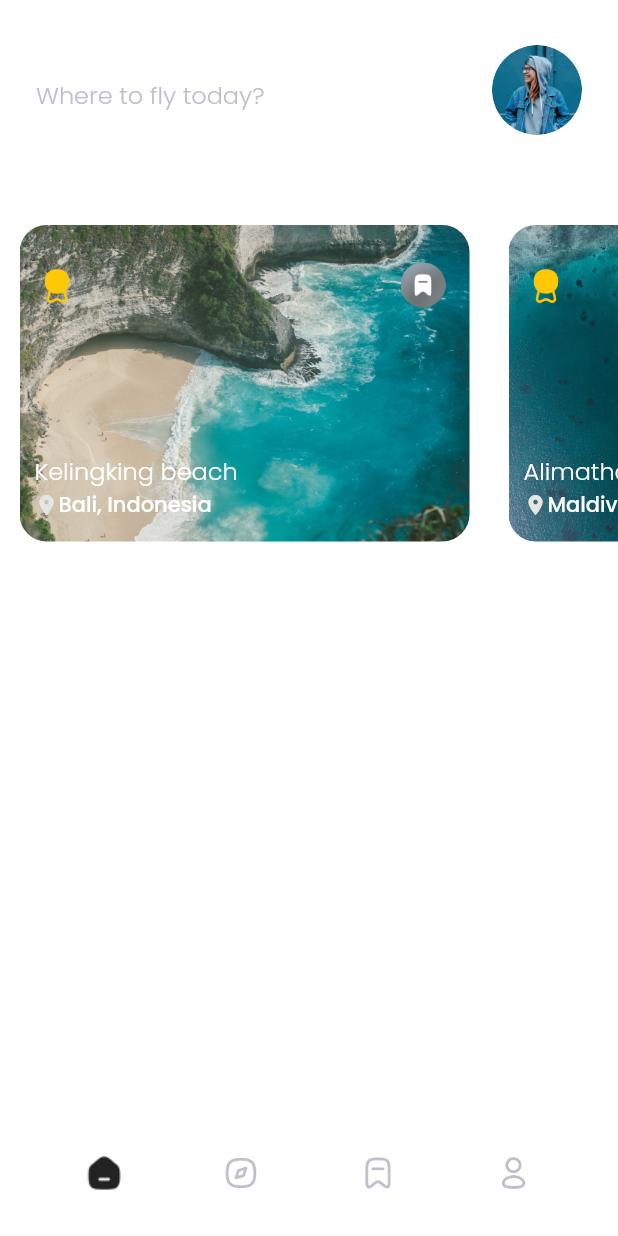
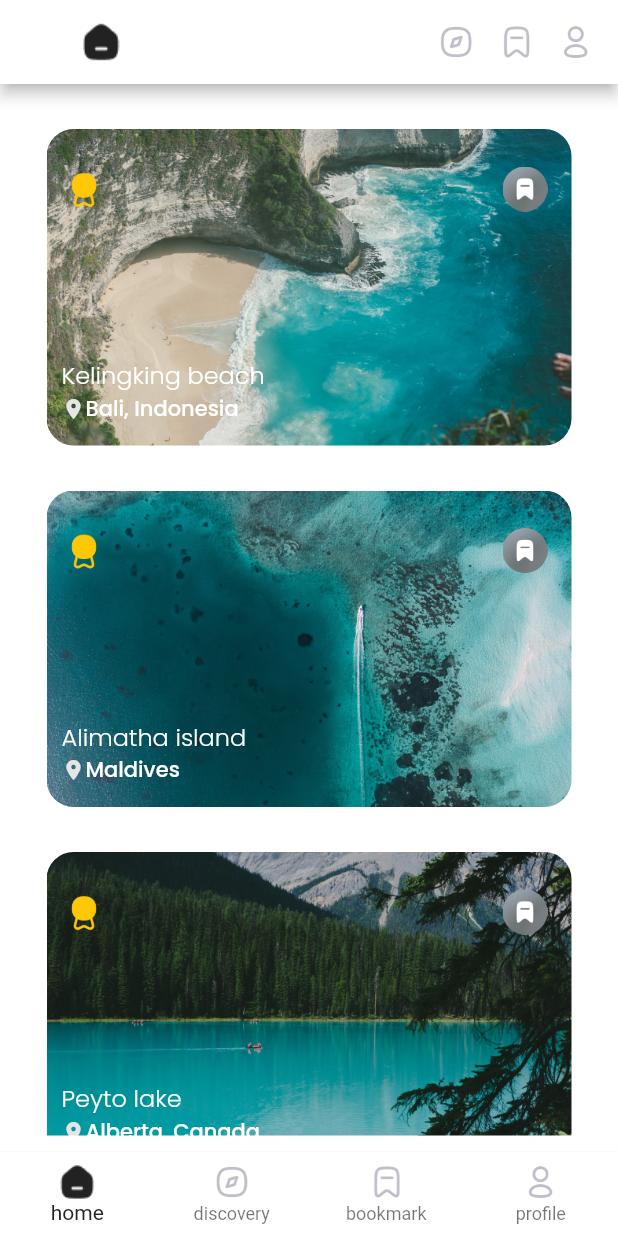
Before and after one commit to indrasz/travely_app, a Flutter app: the screen it shows after launch, on a phone screen of 412 x 824 dp. Run offline on Flutter 3.47's test engine with Material 2 defaults, Android fonts, the phone set to English and light mode, and no system bars; our stand-ins replace google_fonts.

Commit message:
Update UI

```diff
--- a/lib/main.dart
+++ b/lib/main.dart
@@ -1,6 +1,5 @@
 import 'package:flutter/material.dart';
 import 'package:travely_app/views/home_page.dart';
-import 'package:travely_app/views/main_page.dart';
 
 void main() => runApp(MyApp());
 
@@ -11,8 +10,7 @@ class MyApp extends StatelessWidget {
   Widget build(BuildContext context) {
     return MaterialApp(
       debugShowCheckedModeBanner: false,
-      theme: ThemeData(),
-      home: MainPage(),
+      home: HomePage(),
     );
   }
 }
--- a/lib/model/travel_package.dart
+++ b/lib/model/travel_package.dart
@@ -29,7 +29,7 @@ var travelPackageList = [
       duration: 3,
       temperature: 28,
       rating: 4.8,
-      imageUrl: 'assets/image1'),
+      imageUrl: 'assets/image1.png'),
   TravelPackage(
       name: 'Alimatha island',
       location: 'Maldives',
@@ -39,7 +39,7 @@ var travelPackageList = [
       duration: 3,
       temperature: 28,
       rating: 4.8,
-      imageUrl: 'assets/image2'),
+      imageUrl: 'assets/image2.png'),
   TravelPackage(
       name: 'Peyto lake',
       location: 'Alberta, Canada',
@@ -49,5 +49,27 @@ var travelPackageList = [
       duration: 3,
       temperature: 28,
       rating: 4.8,
-      imageUrl: 'assets/image2'),
+      imageUrl: 'assets/image3.png'),
+
+       TravelPackage(
+      name: 'Peyto lake',
+      location: 'Alberta, Canada',
+      description:
+          'Kelingking Beach is one of the most famous spot of Bali. Major travel sites use its photo to advertise Bali and even sometimes Indonesia.The place is indeed very spectacular and really amazing. The rock of Kelingking Beach looks a little like the backbone of a dinosaur that would drink in the sea.',
+      price: 260,
+      duration: 3,
+      temperature: 28,
+      rating: 4.8,
+      imageUrl: 'assets/image1.png'),
+
+      TravelPackage(
+      name: 'Peyto lake',
+      location: 'Alberta, Canada',
+      description:
+          'Kelingking Beach is one of the most famous spot of Bali. Major travel sites use its photo to advertise Bali and even sometimes Indonesia.The place is indeed very spectacular and really amazing. The rock of Kelingking Beach looks a little like the backbone of a dinosaur that would drink in the sea.',
+      price: 260,
+      duration: 3,
+      temperature: 28,
+      rating: 4.8,
+      imageUrl: 'assets/image2.png'),
 ];
--- a/lib/shared/themes.dart
+++ b/lib/shared/themes.dart
@@ -1,7 +1,7 @@
 import 'package:flutter/material.dart';
 import 'package:google_fonts/google_fonts.dart';
 
-double defaultMargin = 24.0;
+double defaultMargin = 18.0;
 double defaultRadius = 17.0;
 
 const Color primaryGreyColor = Color(0xfffBEBFCA);
--- a/lib/utils/bottom_navigation.dart
+++ /dev/null
@@ -1,31 +0,0 @@
-import 'package:flutter/material.dart';
-import 'package:travely_app/shared/themes.dart';
-
-class BottomNavigation extends StatelessWidget {
-
-  final String imageUrl;
-  final bool isSelected;
-
-  const BottomNavigation({
-
-    Key? key,
-    required this.imageUrl,
-    this.isSelected = false,
-
-  }) : super(key: key);
-
-  @override
-  Widget build(BuildContext context) {
-    return Column(
-      mainAxisAlignment: MainAxisAlignment.spaceBetween,
-      children: [
-        SizedBox(),
-        Image.asset(
-          imageUrl,
-          width: 24,
-          height: 24,
-        ),
-      ],
-    );
-  }
-}
--- a/lib/utils/destination_award_card.dart
+++ b/lib/utils/destination_award_card.dart
@@ -20,27 +20,13 @@ class DestinationAwardCard extends StatelessWidget {
   @override
   Widget build(BuildContext context) {
     return Container(
-      child: GestureDetector(
-        onTap: () {
-          Navigator.push(
-            context,
-            MaterialPageRoute(
-              builder: (context) => DetailPage(
-                name: name,
-                city: city,
-                imageUrl: imageUrl,
-                rating: rating,
-              ),
-            )
-          );
-        },
       child: Container(
         margin: EdgeInsets.only(
           top: 30,
-            left: 13,
-            right: 13
+          left: defaultMargin,
+          right: defaultMargin,
         ),
-          width: 300,
+        width: 350,
         height: 211,
         padding: EdgeInsets.all(10),
         decoration: BoxDecoration(
@@ -120,7 +106,6 @@ class DestinationAwardCard extends StatelessWidget {
           ],
         ),
       ),
-      ),
     );
   }
 }
--- a/lib/views/detail_page.dart
+++ b/lib/views/detail_page.dart
@@ -4,23 +4,15 @@ import 'package:travely_app/shared/themes.dart';
 
 class DetailPage extends StatelessWidget {
 
-  final String name;
-  final String city;
-  final String imageUrl;
-  final double rating;
+  final TravelPackage travelPackage;
 
   const DetailPage({
-    required this.name,
-    required this.city,
-    required this.imageUrl,
-    this.rating = 0.0,
+    required this.travelPackage,
     Key? key,
-    // required this.place
   }) : super(key: key);
 
   @override
   Widget build(BuildContext context) {
-
     Widget backgroundImage() {
       return Container(
         width: double.infinity,
@@ -29,7 +21,7 @@ class DetailPage extends StatelessWidget {
           image: DecorationImage(
             fit: BoxFit.cover,
             image: AssetImage(
-              imageUrl,
+              travelPackage.imageUrl,
             ),
           ),
         ),
@@ -88,7 +80,7 @@ class DetailPage extends StatelessWidget {
                       crossAxisAlignment: CrossAxisAlignment.start,
                       children: [
                         Text(
-                          name,
+                          travelPackage.name,
                           style: whiteTextStyle.copyWith(
                             fontSize: 24,
                             fontWeight: semiBold,
@@ -96,7 +88,7 @@ class DetailPage extends StatelessWidget {
                           overflow: TextOverflow.ellipsis,
                         ),
                         Text(
-                          city,
+                          travelPackage.location,
                           style: whiteTextStyle.copyWith(
                             fontSize: 16,
                             fontWeight: light,
@@ -122,7 +114,7 @@ class DetailPage extends StatelessWidget {
                         ),
                       ),
                       Text(
-                        rating.toString(),
+                        travelPackage.rating.toString(),
                         style: whiteTextStyle.copyWith(
                           fontWeight: medium,
                         ),
@@ -300,5 +292,4 @@ class DetailPage extends StatelessWidget {
       ),
     );
   }
-
 }
--- a/lib/views/home_page.dart
+++ b/lib/views/home_page.dart
@@ -9,40 +9,56 @@ class HomePage extends StatelessWidget {
 
   @override
   Widget build(BuildContext context) {
-    Widget header() {
-      return Container(
-        margin: EdgeInsets.only(
-          left: defaultMargin,
-          right: defaultMargin,
-          top: 30,
-        ),
-        child: Row(
+    PreferredSizeWidget appBar() {
+      return AppBar(
+        backgroundColor: whiteColor,
+        centerTitle: false,
+        title: Row(
           children: [
-            Expanded(
-              child: Column(
-                crossAxisAlignment: CrossAxisAlignment.start,
-                children: [
-                  SizedBox(
-                    height: 6,
+            Container(
+              width: 103,
+              height: 29,
+              decoration: BoxDecoration(
+                image: DecorationImage(
+                  image: AssetImage(
+                    'assets/icon_home_active.png',
                   ),
-                  Text(
-                    'Where to fly today?',
-                    style: greyTextStyle.copyWith(
-                      fontSize: 16,
-                      fontWeight: light,
-                    ),
+                ),
+              ),
+            ),
+            Spacer(),
+            Container(
+              width: 24,
+              height: 24,
+              margin: EdgeInsets.only(left: 16),
+              decoration: BoxDecoration(
+                image: DecorationImage(
+                  image: AssetImage(
+                    'assets/icon_discovery.png',
                   ),
-                ],
+                ),
               ),
             ),
             Container(
-              width: 60,
-              height: 60,
+              width: 24,
+              height: 24,
+              margin: EdgeInsets.only(left: 16),
               decoration: BoxDecoration(
-                shape: BoxShape.circle,
                 image: DecorationImage(
                   image: AssetImage(
-                    'assets/user_icon.png',
+                    'assets/icon_bookmark.png',
+                  ),
+                ),
+              ),
+            ),
+            Container(
+              width: 24,
+              height: 24,
+              margin: EdgeInsets.only(left: 16),
+              decoration: BoxDecoration(
+                image: DecorationImage(
+                  image: AssetImage(
+                    'assets/icon_user.png',
                   ),
                 ),
               ),
@@ -52,30 +68,109 @@ class HomePage extends StatelessWidget {
       );
     }
 
-    Widget bonusCard() {
+    Widget body(BuildContext context) {
+      return ListView.builder(itemBuilder: (context, index) {
+        final TravelPackage travelPackage = travelPackageList[index];
+        return InkWell(
+            onTap: () {
+              Navigator.push(context, MaterialPageRoute(builder: (context) {
+                return DetailPage(travelPackage: travelPackage);
+              }));
+            },
+          child:  Container(
+          // margin: EdgeInsets.only(top: 5),
+            child: SingleChildScrollView(
+              scrollDirection: Axis.vertical,
+              child: Column(
+                children: <Widget> [
+                  DestinationAwardCard(
+                    name: travelPackage.name,
+                    city: travelPackage.location,
+                    imageUrl: travelPackage.imageUrl,
+                    rating: travelPackage.rating,
+                  ),
+
+                ],
+              ),
+            ),
+          ),
+        );
+      }, itemCount: travelPackageList.length,);
+    }
+
+    Widget bottomNavBar() {
       return Container(
-        margin: EdgeInsets.only(top: 30),
-        child: SingleChildScrollView(
-          scrollDirection: Axis.horizontal,
-          child: Row(
-            children: [
-              DestinationAwardCard(
-                name: 'Kelingking beach',
-                city: 'Bali, Indonesia',
-                imageUrl: 'assets/image1.png',
-                rating: 4.8,
+        color: whiteColor,
+        padding: EdgeInsets.only(
+          top: 1,
+        ),
+        child: Container(
+          padding: EdgeInsets.only(
+            top: 10,
+          ),
+          color: whiteColor,
+          child: BottomNavigationBar(
+            backgroundColor: whiteColor,
+            type: BottomNavigationBarType.fixed,
+            showSelectedLabels: true,
+            selectedItemColor: blackColor,
+            elevation: 1,
+            items: [
+              BottomNavigationBarItem(
+                label: 'home',
+                icon: Container(
+                  width: 24,
+                  height: 24,
+                  decoration: BoxDecoration(
+                    image: DecorationImage(
+                      image: AssetImage(
+                        'assets/icon_home_active.png',
+                      ),
+                    ),
+                  ),
+                ),
               ),
-              DestinationAwardCard(
-                name: 'Alimatha island',
-                city: 'Maldives',
-                imageUrl: 'assets/image2.png',
-                rating: 4.7,
+              BottomNavigationBarItem(
+                label: 'discovery',
+                icon: Container(
+                  width: 24,
+                  height: 24,
+                  decoration: BoxDecoration(
+                    image: DecorationImage(
+                      image: AssetImage(
+                        'assets/icon_discovery.png',
+                      ),
+                    ),
+                  ),
+                ),
               ),
-              DestinationAwardCard(
-                name: 'Peyto lake',
-                city: 'Alberta, Canada',
-                imageUrl: 'assets/image3.png',
-                rating: 4.8,
+              BottomNavigationBarItem(
+                label: 'bookmark',
+                icon: Container(
+                  width: 24,
+                  height: 24,
+                  decoration: BoxDecoration(
+                    image: DecorationImage(
+                      image: AssetImage(
+                        'assets/icon_bookmark.png',
+                      ),
+                    ),
+                  ),
+                ),
+              ),
+              BottomNavigationBarItem(
+                label: 'profile',
+                icon: Container(
+                  width: 24,
+                  height: 24,
+                  decoration: BoxDecoration(
+                    image: DecorationImage(
+                      image: AssetImage(
+                        'assets/icon_user.png',
+                      ),
+                    ),
+                  ),
+                ),
               ),
             ],
           ),
@@ -83,58 +178,12 @@ class HomePage extends StatelessWidget {
       );
     }
 
-    // Widget listPopulation() {
-    //   return ListView.builder(
-    //     itemBuilder: (context, index) {
-    //       final TravelPackage place = travelPackageList[index];
+    return Scaffold(
+      backgroundColor: whiteColor,
+      appBar: appBar(),
+      body: body(context),
+      bottomNavigationBar: bottomNavBar(),
+    );
 
-    //       return InkWell(
-    //         onTap: () {
-    //           Navigator.push(context, MaterialPageRoute(builder: (context) {
-    //             return DetailPage();
-    //           }));
-    //         },
-    //         child: Card(
-    //           child: Row(
-    //             crossAxisAlignment: CrossAxisAlignment.start,
-    //             children: <Widget>[
-    //               Expanded(
-    //                 flex: 1,
-    //                 child: Image.asset(place.imageUrl),
-    //               ),
-    //               Expanded(
-    //                 flex: 2,
-    //                 child: Padding(
-    //                   padding: const EdgeInsets.all(8.0),
-    //                   child: Column(
-    //                     crossAxisAlignment: CrossAxisAlignment.start,
-    //                     children: <Widget>[
-    //                       Text(
-    //                         place.name,
-    //                         style: TextStyle(fontSize: 16.0),
-    //                       ),
-    //                       SizedBox(
-    //                         height: 10,
-    //                       ),
-    //                       Text(place.location),
-    //                     ],
-    //                   ),
-    //                 ),
-    //               )
-    //             ],
-    //           ),
-    //         ),
-    //       );
-    //     },
-    //     itemCount: travelPackageList.length,
-    //   );
-    // }
-
-    return ListView(
-      children: [
-        header(),
-        bonusCard(),
-      ],
-    );
   }
 }
--- a/lib/views/main_page.dart
+++ /dev/null
@@ -1,71 +0,0 @@
-import 'package:flutter/material.dart';
-import 'package:travely_app/shared/themes.dart';
-import 'package:travely_app/utils/bottom_navigation.dart';
-import 'package:travely_app/views/home_page.dart';
-
-class MainPage extends StatelessWidget {
-  const MainPage({Key? key}) : super(key: key);
-
-  @override
-  Widget build(BuildContext context) {
-
-    Widget buildContent() {
-      return HomePage();
-      // case 1:
-      //   return TransactionPage();
-      // case 2:
-      //   return WalletPage();
-      // case 3:
-      //   return SettingPage();
-      // default:
-      //   return HomePage();
-    }
-
-    Widget bottomNavigation() {
-      return Align(
-        alignment: Alignment.bottomCenter,
-        child: Container(
-          width: double.infinity,
-          height: 60,
-          margin: EdgeInsets.only(
-            bottom: 30,
-            left: defaultMargin,
-            right: defaultMargin,
-          ),
-          decoration: BoxDecoration(
-            color: whiteColor,
-            borderRadius: BorderRadius.circular(18),
-          ),
-          child: Row(
-            mainAxisAlignment: MainAxisAlignment.spaceAround,
-            children: [
-              const BottomNavigation(
-                imageUrl: 'assets/icon_home_active.png',
-                isSelected: true,
-              ),
-              const BottomNavigation(
-                imageUrl: 'assets/icon_discovery.png',
-              ),
-              const BottomNavigation(
-                imageUrl: 'assets/icon_bookmark.png',
-              ),
-              const BottomNavigation(
-                imageUrl: 'assets/icon_user.png',
-              ),
-            ],
-          ),
-        ),
-      );
-    }
-
-    return Scaffold(
-      backgroundColor: whiteColor,
-      body: Stack(
-        children: [
-          buildContent(),
-          bottomNavigation(),
-        ],
-      ),
-    );
-  }
-}
```
Lines whose indentation alone changed are shown as unchanged.
